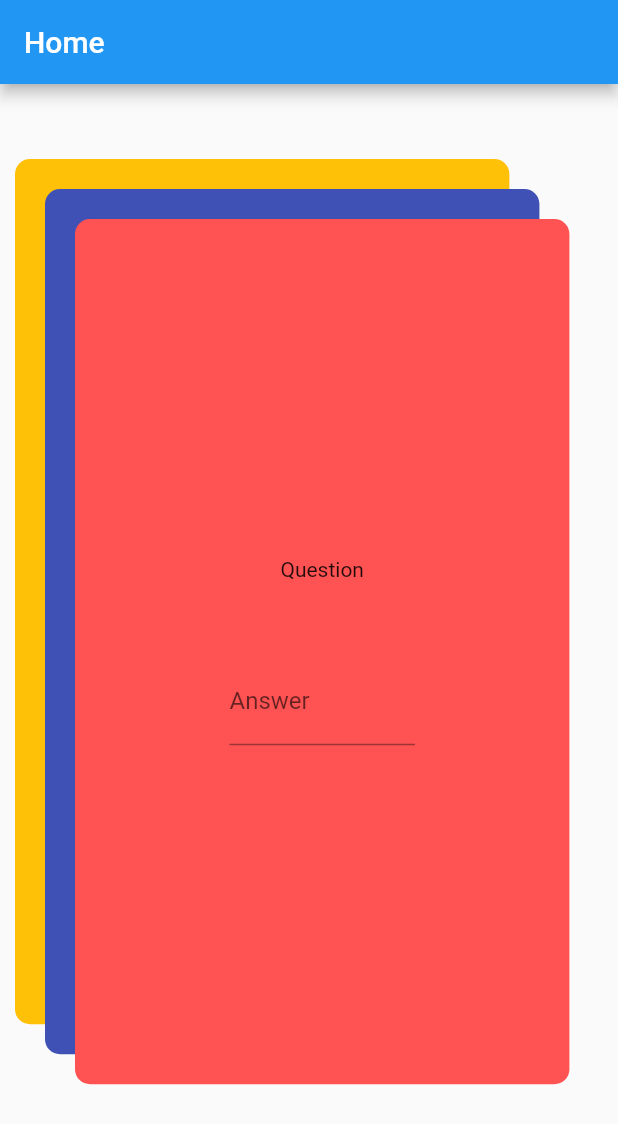
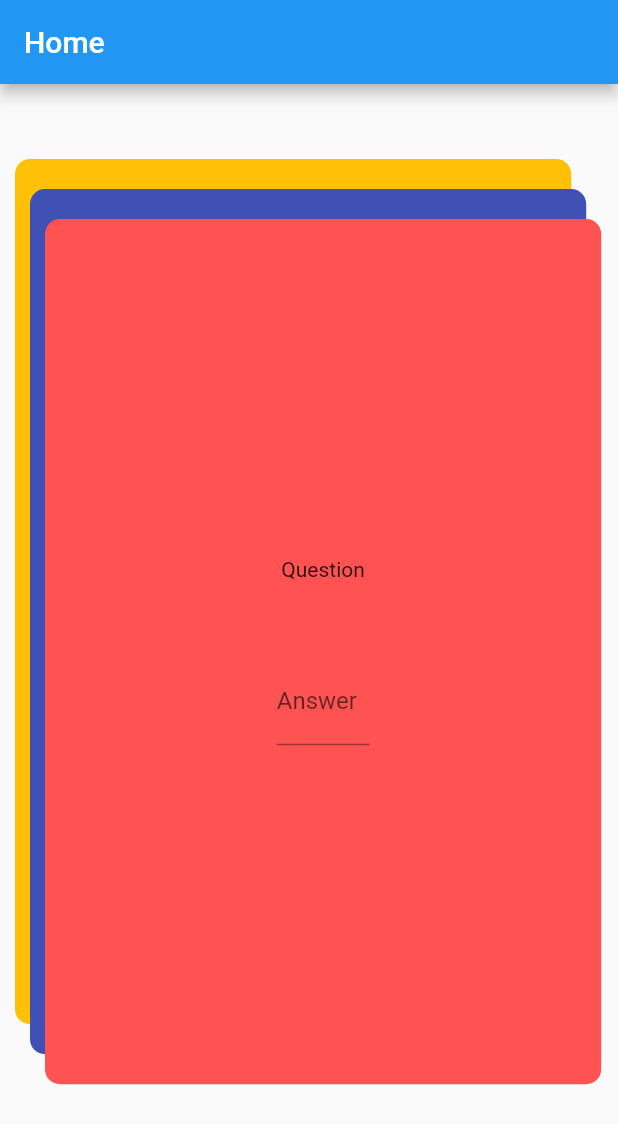
Before and after one commit to suvnshr/C1O2, a Flutter app: the screen it shows after launch, on a phone screen of 412 x 824 dp. Shown: the top 1124 px of the screen. Run offline on Flutter 3.47's test engine with Material 2 defaults, Android fonts, the phone set to English and light mode, and no system bars.

Commit message:
changes containers position

```diff
--- a/lib/screens/calculator/user_inputs.dart
+++ b/lib/screens/calculator/user_inputs.dart
@@ -13,7 +13,7 @@ class UserInputs extends StatelessWidget {
               left: 10,
               child: Container(
                 height: size.height * 0.7,
-                width: size.width * 0.8,
+                width: size.width * 0.9,
                 decoration: BoxDecoration(
                     borderRadius: BorderRadius.circular(10),
                     color: Colors.amber),
@@ -30,7 +30,7 @@ class UserInputs extends StatelessWidget {
                     ),
                     Align(
                       child: Container(
-                        width: size.width * 0.3,
+                        width: size.width * 0.15,
                         child: TextFormField(
                           decoration: InputDecoration(
                             labelText: 'Answer',
@@ -58,10 +58,10 @@ class UserInputs extends StatelessWidget {
             ),
             Positioned(
               top: 70,
-              left: 30,
+              left: 20,
               child: Container(
                 height: size.height * 0.7,
-                width: size.width * 0.8,
+                width: size.width * 0.9,
                 decoration: BoxDecoration(
                     borderRadius: BorderRadius.circular(10),
                     color: Colors.indigo),
@@ -78,7 +78,7 @@ class UserInputs extends StatelessWidget {
                     ),
                     Align(
                       child: Container(
-                        width: size.width * 0.3,
+                        width: size.width * 0.15,
                         child: TextFormField(
                           decoration: InputDecoration(
                             labelText: 'Answer',
@@ -105,10 +105,10 @@ class UserInputs extends StatelessWidget {
             ),
             Positioned(
               top: 90,
-              left: 50,
+              left: 30,
               child: Container(
                 height: size.height * 0.7,
-                width: size.width * 0.8,
+                width: size.width * 0.9,
                 decoration: BoxDecoration(
                     borderRadius: BorderRadius.circular(10),
                     color: Colors.redAccent),
@@ -125,7 +125,7 @@ class UserInputs extends StatelessWidget {
                     ),
                     Align(
                       child: Container(
-                        width: size.width * 0.3,
+                        width: size.width * 0.15,
                         child: TextFormField(
                           decoration: InputDecoration(
                             labelText: 'Answer',
```
